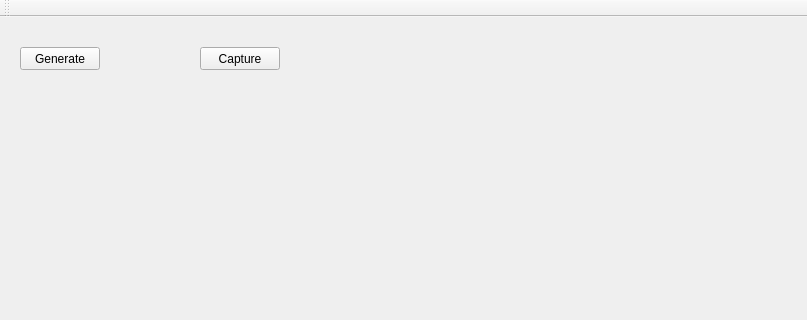
The window that mainwindow.ui (polovik/asa) describes before a commit, drawn with Qt 5; both pictures show x 0 to 807 and y 0 to 320 of the 807 by 490 pixel window.
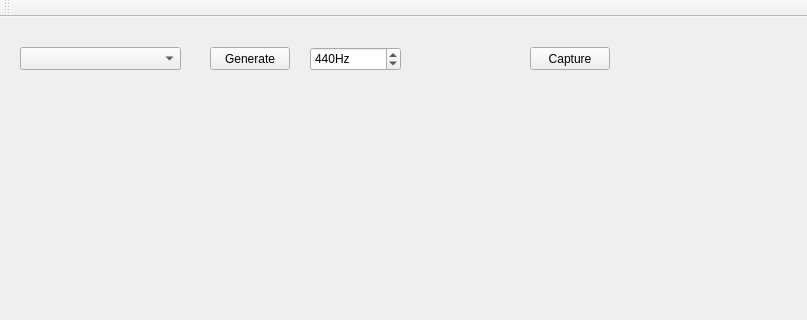
The same window after the commit. Custom widgets are drawn as their Qt base class.

Commit message: Change frequency on-the-fly. Enumerate, display and switch audio output devices.

Patch:
```diff
--- a/mainwindow.ui
+++ b/mainwindow.ui
@@ -17,7 +17,7 @@
    <widget class="QPushButton" name="buttonGenerate">
     <property name="geometry">
      <rect>
-      <x>20</x>
+      <x>210</x>
       <y>30</y>
       <width>80</width>
       <height>23</height>
@@ -43,7 +43,7 @@
    <widget class="QPushButton" name="buttonCupture">
     <property name="geometry">
      <rect>
-      <x>200</x>
+      <x>530</x>
       <y>30</y>
       <width>80</width>
       <height>23</height>
@@ -56,6 +56,41 @@
      <bool>true</bool>
     </property>
    </widget>
+   <widget class="QSpinBox" name="boxFrequency">
+    <property name="geometry">
+     <rect>
+      <x>310</x>
+      <y>30</y>
+      <width>91</width>
+      <height>24</height>
+     </rect>
+    </property>
+    <property name="specialValueText">
+     <string/>
+    </property>
+    <property name="suffix">
+     <string>Hz</string>
+    </property>
+    <property name="minimum">
+     <number>50</number>
+    </property>
+    <property name="maximum">
+     <number>20000</number>
+    </property>
+    <property name="value">
+     <number>440</number>
+    </property>
+   </widget>
+   <widget class="QComboBox" name="boxAudioOutputDevice">
+    <property name="geometry">
+     <rect>
+      <x>20</x>
+      <y>30</y>
+      <width>161</width>
+      <height>23</height>
+     </rect>
+    </property>
+   </widget>
   </widget>
   <widget class="QMenuBar" name="menuBar">
    <property name="geometry">
```
The commit also changes 4 other files.
